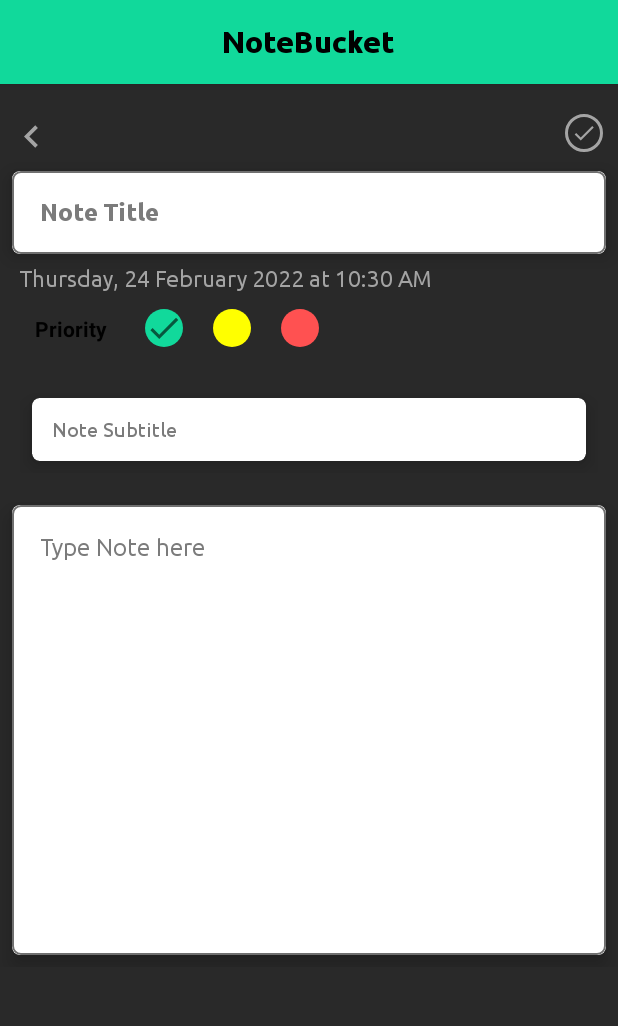
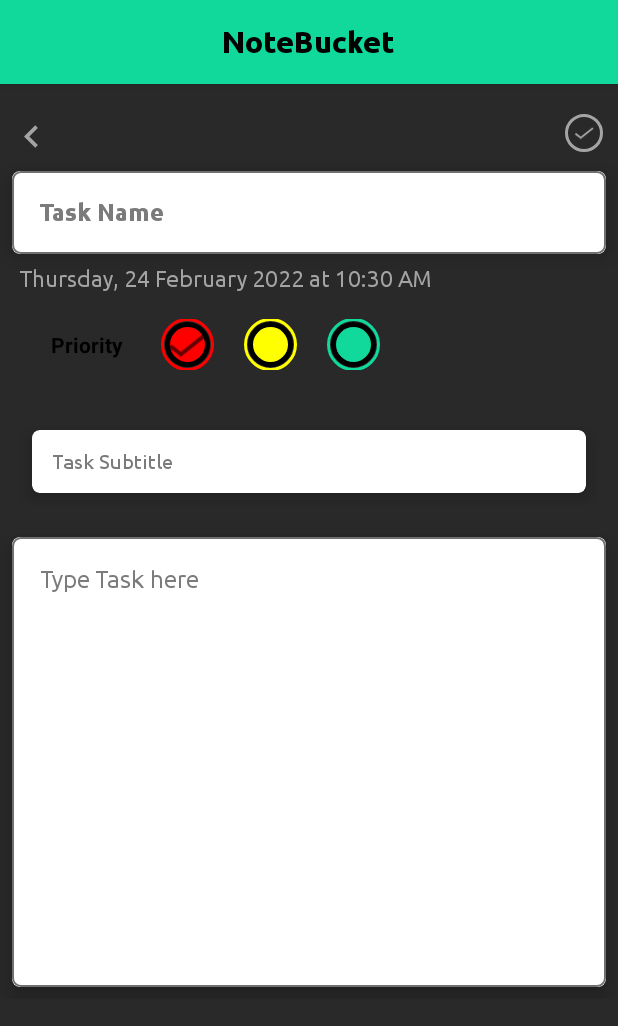
Before and after one commit to Imtiaz16041997/Note-App, an Android app: the InsertNotesActivity screen opened directly, with no data from a screen before it, on a phone screen of 412 x 824 dp. Shown: the top 1026 px of the screen. Run offline under Robolectric (Android 15) with nearby library versions, the phone set to English and light mode, and no system bars; our stand-ins replace Room's generated code, sdp/ssp sizes.

Commit message:
ui modified

```diff
--- a/app/src/main/java/com/imtiaz/roomdbmvvm/Adapter/NotesAdapter.java
+++ b/app/src/main/java/com/imtiaz/roomdbmvvm/Adapter/NotesAdapter.java
@@ -1,5 +1,6 @@
 package com.imtiaz.roomdbmvvm.Adapter;
 
+import android.annotation.SuppressLint;
 import android.content.Context;
 import android.content.Intent;
 import android.view.LayoutInflater;
@@ -44,19 +45,20 @@ public class NotesAdapter extends RecyclerView.Adapter<NotesViewHolder> {
         return new NotesViewHolder(LayoutInflater.from(context).inflate(R.layout.item_notes,parent,false));
     }
 
+    @SuppressLint("NewApi")
     @Override
     public void onBindViewHolder(@NonNull NotesViewHolder holder, int position) {
         Note note = notes.get(position);
 
         switch (note.notesPriority) {
             case "1":
-                holder.notesPriority.setBackgroundResource(R.drawable.high_priority);
+                holder.notesPriority.setBackgroundResource(R.drawable.background_note_color_high);
                 break;
             case "2":
-                holder.notesPriority.setBackgroundResource(R.drawable.medium_priority);
+                holder.notesPriority.setBackgroundResource(R.drawable.background_note_color_medium);
                 break;
             case "3":
-                holder.notesPriority.setBackgroundResource(R.drawable.low_priority);
+                holder.notesPriority.setBackgroundResource(R.drawable.background_note_color_3);
                 break;
         }
 
--- /dev/null
+++ b/app/src/main/res/drawable/background_note_color_high.xml
@@ -0,0 +1,39 @@
+<?xml version="1.0" encoding="utf-8"?>
+<layer-list xmlns:android="http://schemas.android.com/apk/res/android">
+    <item>
+        <shape android:shape="oval">
+            <stroke
+                android:width="2dp"
+                android:color="@color/Green2"/>
+        </shape>
+    </item>
+
+
+    <item
+        android:bottom="3dp"
+        android:left="3dp"
+        android:right="3dp"
+        android:top="3dp"
+        >
+        <shape android:shape="oval">
+            <stroke
+                android:width="6dp"
+                android:color="@color/black"/>
+        </shape>
+    </item>
+
+
+    <item
+        android:bottom="6dp"
+        android:left="6dp"
+        android:right="6dp"
+        android:top="6dp"
+        >
+        <shape android:shape="oval">
+            <solid
+                android:width="6dp"
+                android:color="@color/Green2"/>
+        </shape>
+    </item>
+
+</layer-list>
--- /dev/null
+++ b/app/src/main/res/drawable/background_note_color_medium.xml
@@ -0,0 +1,39 @@
+<?xml version="1.0" encoding="utf-8"?>
+<layer-list xmlns:android="http://schemas.android.com/apk/res/android">
+    <item>
+        <shape android:shape="oval">
+            <stroke
+                android:width="2dp"
+                android:color="@color/Yellow"/>
+        </shape>
+    </item>
+
+
+    <item
+        android:bottom="3dp"
+        android:left="3dp"
+        android:right="3dp"
+        android:top="3dp"
+        >
+        <shape android:shape="oval">
+            <stroke
+                android:width="6dp"
+                android:color="@color/black"/>
+        </shape>
+    </item>
+
+
+    <item
+        android:bottom="6dp"
+        android:left="6dp"
+        android:right="6dp"
+        android:top="6dp"
+        >
+        <shape android:shape="oval">
+            <solid
+                android:width="6dp"
+                android:color="@color/Yellow"/>
+        </shape>
+    </item>
+
+</layer-list>
--- a/app/src/main/res/drawable/ic_done.xml
+++ b/app/src/main/res/drawable/ic_done.xml
@@ -1,9 +1,10 @@
 <vector xmlns:android="http://schemas.android.com/apk/res/android"
-    android:width="24dp"
-    android:height="24dp"
+    android:width="@dimen/_100sdp"
+    android:height="@dimen/_80sdp"
     android:viewportWidth="24"
     android:viewportHeight="24"
-    android:tint="?attr/colorControlNormal">
+    android:tint="?attr/colorControlNormal"
+    >
   <path
       android:fillColor="@android:color/white"
       android:pathData="M9,16.2L4.8,12l-1.4,1.4L9,19 21,7l-1.4,-1.4L9,16.2z"/>
--- a/app/src/main/res/drawable/low_priority.xml
+++ b/app/src/main/res/drawable/low_priority.xml
@@ -1,4 +1,4 @@
 <?xml version="1.0" encoding="utf-8"?>
 <shape android:shape="oval" xmlns:android="http://schemas.android.com/apk/res/android">
-    <solid android:color="@color/Red2"/>
+    <solid android:color="@color/Red"/>
 </shape>
--- a/app/src/main/res/layout/activity_insert_note.xml
+++ b/app/src/main/res/layout/activity_insert_note.xml
@@ -93,7 +93,7 @@
                             android:background="@android:color/transparent"
                             android:padding="@dimen/_10sdp"
                             android:fontFamily="@font/ubuntu_bold"
-                            android:hint="Note Title"
+                            android:hint="Task Name"
                             android:imeOptions="actionDone"
                             android:importantForAutofill="no"
                             android:includeFontPadding="false"
@@ -130,7 +130,7 @@
                 <LinearLayout
                     android:layout_width="match_parent"
                     android:layout_height="50dp"
-
+                    android:layout_margin="@dimen/_8sdp"
                     android:gravity="center_vertical"
                     android:orientation="horizontal"
                     android:padding="8dp">
@@ -145,31 +145,29 @@
                         android:textStyle="bold" />
 
                     <ImageView
-                        android:id="@+id/greenPriority"
-                        android:layout_width="25dp"
-                        android:layout_height="25dp"
+                        android:id="@+id/redPriority"
+                        android:layout_width="35dp"
+                        android:layout_height="35dp"
                         android:layout_margin="10dp"
-                        android:background="@drawable/high_priority"
-                        android:src="@drawable/ic_done" />
+                        android:src="@drawable/ic_done"
+                        android:background="@drawable/background_note_color_3" />
 
                     <ImageView
                         android:id="@+id/yellowPriority"
-                        android:layout_width="25dp"
-                        android:layout_height="25dp"
+                        android:layout_width="35dp"
+                        android:layout_height="35dp"
                         android:layout_margin="10dp"
-                        android:background="@drawable/medium_priority" />
+                        android:background="@drawable/background_note_color_medium" />
 
                     <ImageView
-                        android:id="@+id/redPriority"
-                        android:layout_width="25dp"
-                        android:layout_height="25dp"
+                        android:id="@+id/greenPriority"
+                        android:layout_width="35dp"
+                        android:layout_height="35dp"
                         android:layout_margin="10dp"
-                        android:background="@drawable/low_priority" />
+                        android:background="@drawable/background_note_color_high"
+                         />
 
                 </LinearLayout>
-
-
-
 
 
                 <LinearLayout
@@ -193,7 +191,7 @@
                             android:layout_height="wrap_content"
                             android:background="@android:color/transparent"
                             android:fontFamily="@font/ubuntu_medium"
-                            android:hint="Note Subtitle"
+                            android:hint="Task Subtitle"
                             android:padding="@dimen/_10sdp"
                             android:importantForAutofill="no"
                             android:includeFontPadding="false"
@@ -252,7 +250,7 @@
                                 android:background="@android:color/transparent"
                                 android:fontFamily="@font/ubuntu_regular"
                                 android:gravity="start"
-                                android:hint="Type Note here"
+                                android:hint="Type Task here"
                                 android:importantForAutofill="no"
                                 android:includeFontPadding="false"
                                 android:inputType="textMultiLine"
--- a/app/src/main/res/layout/activity_update_notes.xml
+++ b/app/src/main/res/layout/activity_update_notes.xml
@@ -187,24 +187,24 @@
 
                             <ImageView
                                 android:id="@+id/imageView_highUpdate"
-                                android:layout_width="25dp"
-                                android:layout_height="25dp"
+                                android:layout_width="35dp"
+                                android:layout_height="35dp"
                                 android:layout_margin="10dp"
-                                android:background="@drawable/high_priority" />
+                                android:background="@drawable/background_note_color_3" />
 
                             <ImageView
                                 android:id="@+id/imageView_mediumUpdate"
-                                android:layout_width="25dp"
-                                android:layout_height="25dp"
+                                android:layout_width="35dp"
+                                android:layout_height="35dp"
                                 android:layout_margin="10dp"
-                                android:background="@drawable/medium_priority" />
+                                android:background="@drawable/background_note_color_medium" />
 
                             <ImageView
                                 android:id="@+id/imageView_lowUpdate"
-                                android:layout_width="25dp"
-                                android:layout_height="25dp"
+                                android:layout_width="35dp"
+                                android:layout_height="35dp"
                                 android:layout_margin="10dp"
-                                android:background="@drawable/low_priority" />
+                                android:background="@drawable/background_note_color_high" />
 
                         </LinearLayout>
             <androidx.cardview.widget.CardView
--- a/app/src/main/res/layout/item_notes.xml
+++ b/app/src/main/res/layout/item_notes.xml
@@ -29,7 +29,7 @@
                 android:layout_height="20dp"
                 android:layout_gravity="right"
                 android:layout_margin="10dp"
-                android:background="@drawable/high_priority"/>
+                android:background="@drawable/background_note_color_3"/>
 
             <LinearLayout
                 android:layout_width="match_parent"
```
